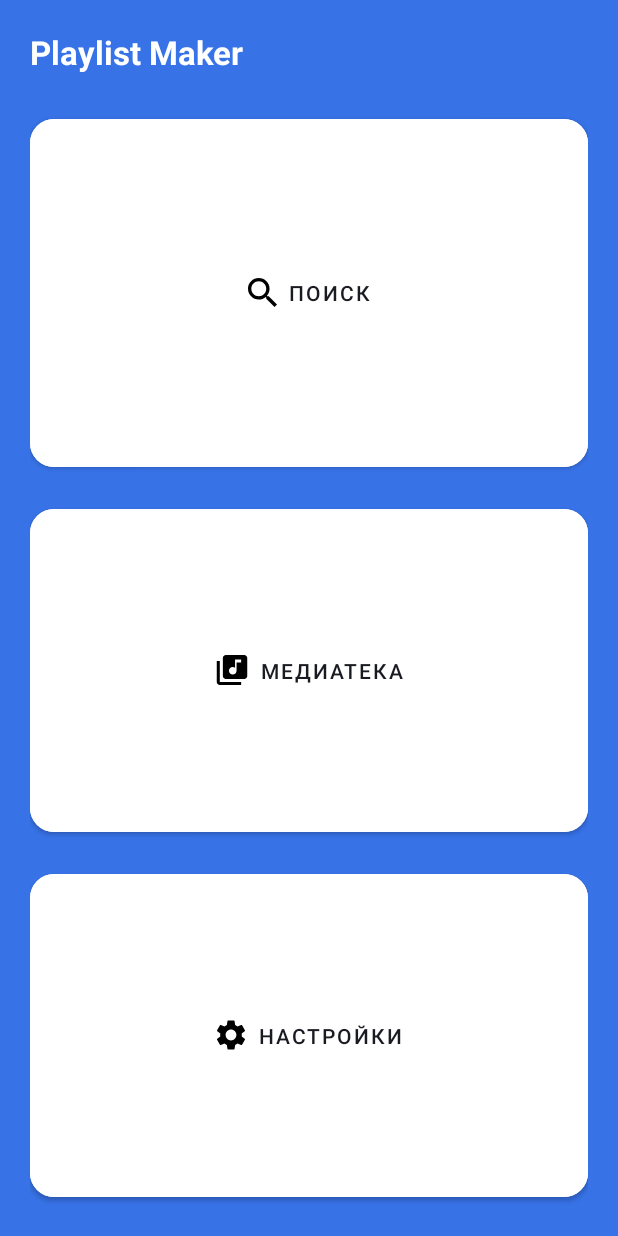
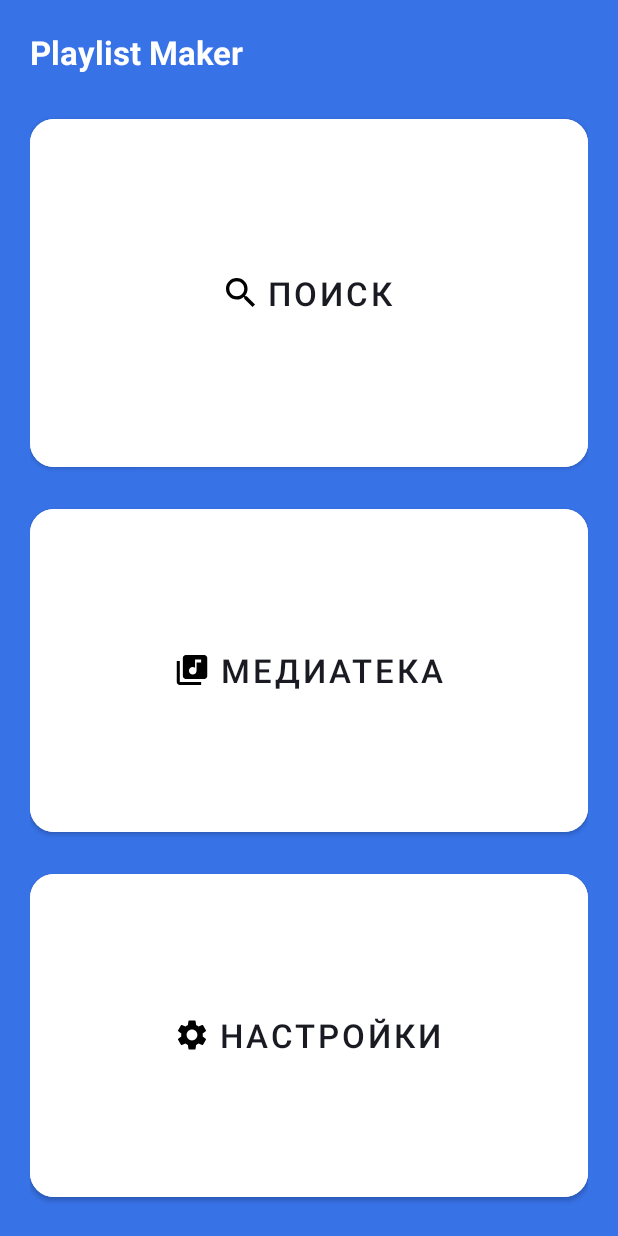
Before and after one commit to yakoeka/Playlist-Maker-Android, an Android app: the screen it shows after launch (MainActivity), on a phone screen of 412 x 824 dp. Run offline under Robolectric (Android 15) with nearby library versions, the phone set to English and light mode, and no system bars.

Commit message:
add dimens, fix formatting

```diff
--- a/app/src/main/res/layout/activity_main.xml
+++ b/app/src/main/res/layout/activity_main.xml
@@ -3,8 +3,8 @@
     xmlns:app="http://schemas.android.com/apk/res-auto"
     android:layout_width="match_parent"
     android:layout_height="match_parent"
+    android:background="@color/blue"
     android:orientation="vertical"
-    android:background="@color/blue"
     android:padding="20dp">
 
     <FrameLayout
@@ -18,7 +18,7 @@
             android:layout_gravity="start"
             android:text="@string/app_name"
             android:textColor="@color/white"
-            android:textSize="22sp"
+            android:textSize="@dimen/text_title"
             android:textStyle="bold" />
     </FrameLayout>
 
@@ -34,42 +34,45 @@
             android:layout_height="match_parent"
             android:layout_weight="1"
             android:backgroundTint="@color/white"
+            android:text="@string/search"
+            android:textColor="@color/black_text_in_button"
+            android:textSize="@dimen/text_title"
+            app:cornerRadius="@dimen/radius"
             app:icon="@drawable/vector_search"
             app:iconGravity="textStart"
-            app:iconTint="@color/black"
             app:iconPadding="8dp"
-            app:cornerRadius="16dp"
-            android:text="@string/search"
-            android:textColor="@color/black_text_in_button" />
+            app:iconTint="@color/black" />
 
         <com.google.android.material.button.MaterialButton
             android:id="@+id/button_media_library"
             android:layout_width="match_parent"
             android:layout_height="match_parent"
-            android:layout_marginTop = "16dp"
+            android:layout_marginTop="16dp"
             android:layout_weight="1"
             android:backgroundTint="@color/white"
+            android:text="@string/media_library"
+            android:textColor="@color/black_text_in_button"
+            android:textSize="@dimen/text_title"
+            app:cornerRadius="@dimen/radius"
             app:icon="@drawable/vector_note"
             app:iconGravity="textStart"
-            app:iconTint="@color/black"
             app:iconPadding="8dp"
-            app:cornerRadius="16dp"
-            android:text="@string/media_library"
-            android:textColor="@color/black_text_in_button" />
+            app:iconTint="@color/black" />
 
         <com.google.android.material.button.MaterialButton
             android:id="@+id/button_settings"
             android:layout_width="match_parent"
             android:layout_height="match_parent"
-            android:layout_marginTop = "16dp"
+            android:layout_marginTop="16dp"
             android:layout_weight="1"
             android:backgroundTint="@color/white"
+            android:text="@string/settings"
+            android:textColor="@color/black_text_in_button"
+            android:textSize="@dimen/text_title"
+            app:cornerRadius="@dimen/radius"
             app:icon="@drawable/vector_settings"
             app:iconGravity="textStart"
-            app:iconTint="@color/black"
             app:iconPadding="8dp"
-            app:cornerRadius="16dp"
-            android:text="@string/settings"
-            android:textColor="@color/black_text_in_button" />
+            app:iconTint="@color/black" />
     </LinearLayout>
 </LinearLayout>
--- /dev/null
+++ b/app/src/main/res/values/dimens.xml
@@ -0,0 +1,8 @@
+<?xml version="1.0" encoding="utf-8"?>
+<resources>
+    <dimen name="radius">16dp</dimen>
+    <dimen name="image_btn_size">24dp</dimen>
+    <dimen name="height_rows_settings">61dp</dimen>
+    <dimen name="text_title">22sp</dimen>
+    <dimen name="text_regular">16sp</dimen>
+</resources>
```
Also changed, not shown: app/src/main/res/layout/activity_settings.xml (+35 -36 lines).
